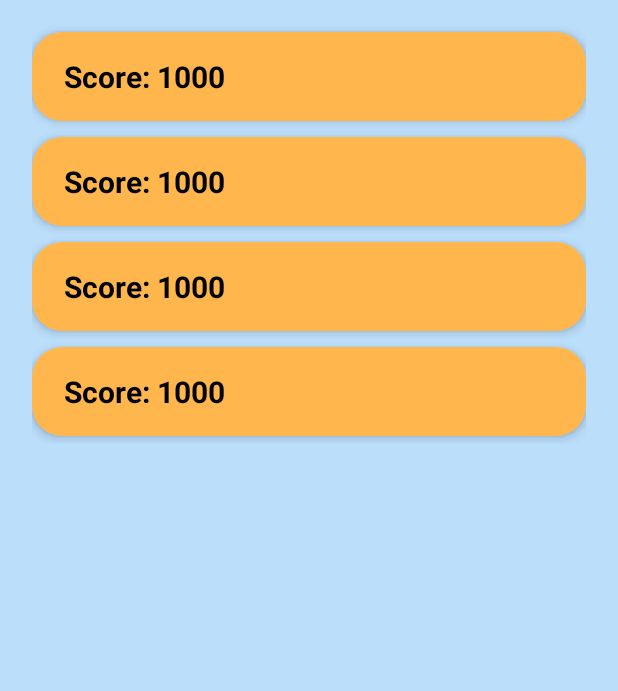
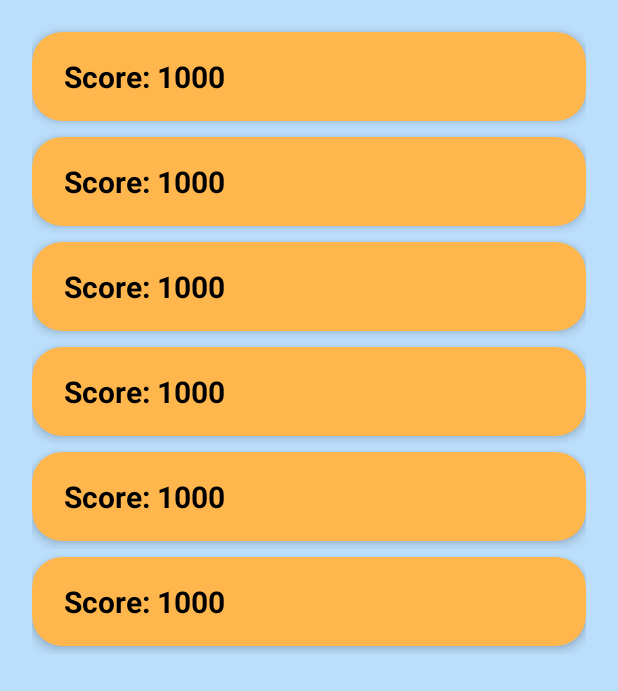
Before and after one commit to lordYorden/hw1-android-25a, an Android app: the layout fragment_high_score.xml on its own in the app's theme, with its tools: preview values and no code run, on a phone screen of 412 x 824 dp. Shown: the top 691 px of the screen. Run offline under Robolectric (Android 15) with nearby library versions, the phone set to English and light mode, and no system bars.

```diff
--- a/app/src/main/java/com/example/a25a_hw1/App.kt
+++ b/app/src/main/java/com/example/a25a_hw1/App.kt
@@ -3,7 +3,9 @@ package com.example.a25a_hw1
 import android.app.Application
 import com.example.a25a_hw1.logic.ScoreManger
 import com.example.a25a_hw1.utilities.BackgroundMusicPlayer
+import com.example.a25a_hw1.utilities.Constants
 import com.example.a25a_hw1.utilities.SignalManager
+import com.paz.prefy_lib.Prefy
 
 class App : Application() {
     override fun onCreate() {
--- a/app/src/main/java/com/example/a25a_hw1/TitleScreenActivity.kt
+++ b/app/src/main/java/com/example/a25a_hw1/TitleScreenActivity.kt
@@ -59,6 +59,6 @@ class TitleScreenActivity : AppCompatActivity() {
     private fun startGame() {
         val intent = Intent(this@TitleScreenActivity, MainActivity::class.java)
         startActivity(intent)
-        finish()
+        //finish()
     }
 }
--- a/app/src/main/res/layout/fragment_high_score.xml
+++ b/app/src/main/res/layout/fragment_high_score.xml
@@ -7,39 +7,22 @@
     android:background="@color/background"
     android:orientation="vertical">
 
-    <RelativeLayout
+    <com.google.android.material.textview.MaterialTextView
+        android:id="@+id/highScore_LBL_empty"
+        android:textSize="@dimen/medium_text_size"
+        android:padding="@dimen/default_margin"
         android:layout_width="match_parent"
-        android:layout_height="0dp"
-        android:layout_weight="1"
-        android:visibility="gone">
-
-        <com.google.android.material.textfield.TextInputEditText
-            android:id="@+id/highScore_ET_location"
-            style="@style/Widget.Material3.TextInputEditText.OutlinedBox"
-            android:layout_width="match_parent"
-            android:layout_height="wrap_content"
-            android:layout_centerInParent="true"
-            android:inputType="text"
-            android:hint="@string/hint"/>
-
-        <com.google.android.material.button.MaterialButton
-            android:id="@+id/highScore_BTN_send"
-            android:layout_width="wrap_content"
-            android:layout_height="wrap_content"
-            android:layout_marginTop="@dimen/default_margin"
-            android:layout_below="@id/highScore_ET_location"
-            android:layout_centerHorizontal="true"
-            android:text="@string/send"/>
-
-    </RelativeLayout>
+        android:layout_height="wrap_content"
+        android:layout_centerInParent="true"
+        android:visibility="gone"
+        android:text="@string/empty"/>
 
     <androidx.recyclerview.widget.RecyclerView
         android:padding="@dimen/default_margin"
         android:layout_width="match_parent"
-        android:layout_height="0dp"
-        android:layout_weight="1"
+        android:layout_height="wrap_content"
         tools:listitem="@layout/score_item"
-        tools:itemCount="4"
+        tools:itemCount="10"
         android:id="@+id/highScore_RV_scoreboard"
         />
 
--- a/app/src/main/res/layout/score_item.xml
+++ b/app/src/main/res/layout/score_item.xml
@@ -28,7 +28,7 @@
                 android:layout_height="wrap_content"
                 android:textStyle="bold"
                 android:layout_margin="@dimen/default_margin"
-                android:textSize="20sp"
+                android:textSize="@dimen/medium_text_size"
                 android:textColor="@color/text_color"
                 tools:text="Score: 1000"/>
 
--- a/app/src/main/res/values/dimens.xml
+++ b/app/src/main/res/values/dimens.xml
@@ -15,4 +15,5 @@
     <dimen name="min_height_spinner">48dp</dimen>
     <dimen name="obstacle_height">320dp</dimen>
     <dimen name="item_margin">10dp</dimen>
+    <dimen name="medium_text_size">20sp</dimen>
 </resources>
--- a/app/src/main/res/values/strings.xml
+++ b/app/src/main/res/values/strings.xml
@@ -14,6 +14,7 @@
     <string name="settings_btn_title">Settings</string>
     <string name="scoreboard_btn_title">Scoreboard</string>
     <string name="exit_btn_title">Exit</string>
+    <string name="empty">No Records were added yet!</string>
 
     <string-array name="settings_ARR_difficulty_levels">
         <item>Infinitely Easy</item>
```
Also changed, not shown: app/src/main/java/com/example/a25a_hw1/GameOverActivity.kt (+38 -13 lines), app/src/main/java/com/example/a25a_hw1/MainActivity.kt (+2 -10 lines), app/src/main/java/com/example/a25a_hw1/fragments/HighScoreFragment.kt (+7 -20 lines).
